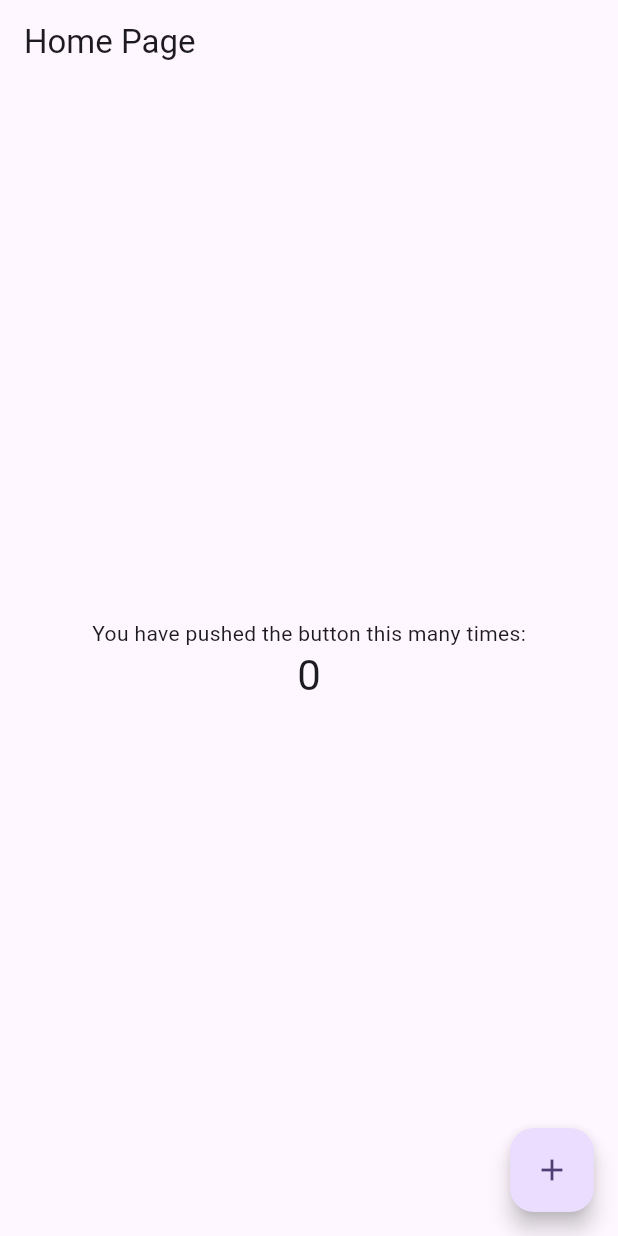
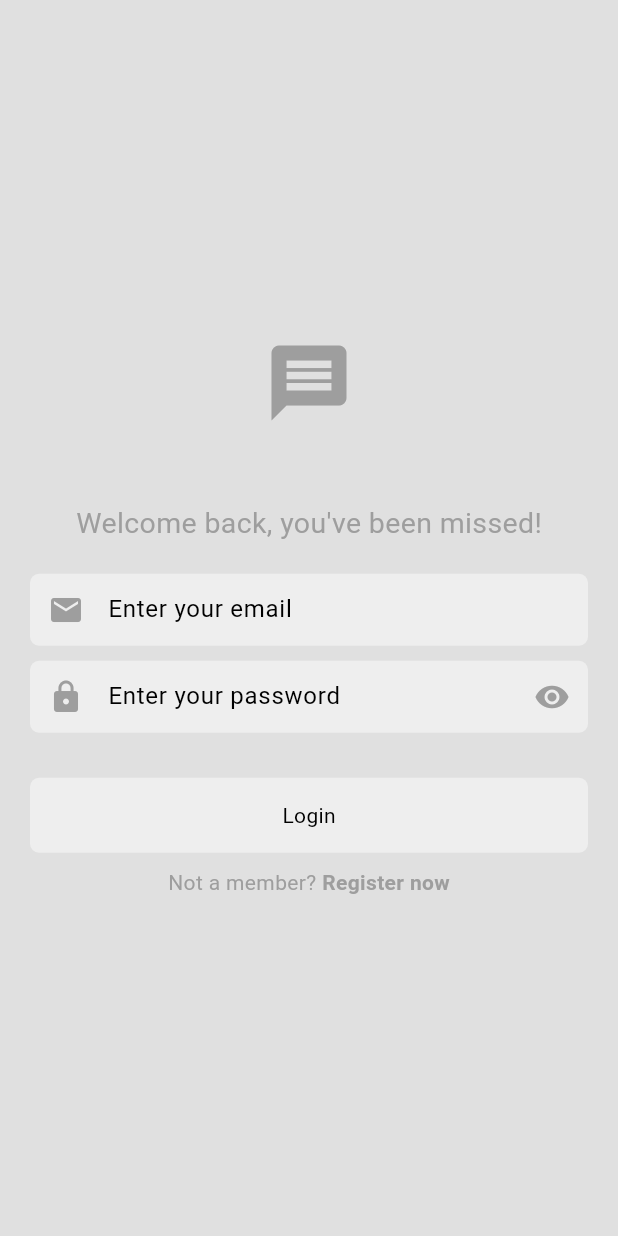
Before and after one commit to Jahid01234/Chat-App, a Flutter app: the screen it shows after launch, on a phone screen of 412 x 824 dp. Run offline on Flutter 3.47's test engine with Material 3 defaults, Android fonts, the phone set to English and light mode, and no system bars; our stand-ins replace firebase_core, page_transition; accounts and stored records are empty.

Commit message:
- add login page

```diff
--- a/lib/app.dart
+++ b/lib/app.dart
@@ -1,4 +1,5 @@
-import 'package:chat_app/pages/home_page.dart';
+import 'package:chat_app/presentation/pages/login_page.dart';
+import 'package:chat_app/resources/themes/light_mode.dart';
 import 'package:flutter/material.dart';
 
 class ChatApp extends StatelessWidget {
@@ -8,13 +9,10 @@ class ChatApp extends StatelessWidget {
   @override
   Widget build(BuildContext context) {
     return MaterialApp(
-      title: 'Flutter Demo',
+      title: 'Chat App',
       debugShowCheckedModeBanner: false,
-      theme: ThemeData(
-        colorScheme: ColorScheme.fromSeed(seedColor: Colors.deepPurple),
-        useMaterial3: true,
-      ),
-      home: const HomePage(),
+      theme: lightMode,
+      home: const LoginPage(),
     );
   }
 }
--- a/lib/pages/home_page.dart
+++ /dev/null
@@ -1,46 +0,0 @@
-import 'package:flutter/material.dart';
-
-class HomePage extends StatefulWidget {
-  const HomePage({super.key});
-
-  @override
-  State<HomePage> createState() => _HomePageState();
-}
-
-class _HomePageState extends State<HomePage> {
-  int _counter = 0;
-
-  void _incrementCounter() {
-    setState(() {
-      _counter++;
-    });
-  }
-
-  @override
-  Widget build(BuildContext context) {
-    return Scaffold(
-      appBar: AppBar(
-        title: const Text("Home Page"),
-      ),
-      body: Center(
-        child: Column(
-          mainAxisAlignment: MainAxisAlignment.center,
-          children: <Widget>[
-            const Text(
-              'You have pushed the button this many times:',
-            ),
-            Text(
-              '$_counter',
-              style: Theme.of(context).textTheme.headlineMedium,
-            ),
-          ],
-        ),
-      ),
-      floatingActionButton: FloatingActionButton(
-        onPressed: _incrementCounter,
-        tooltip: 'Increment',
-        child: const Icon(Icons.add),
-      ), // This trailing comma makes auto-formatting nicer for build methods.
-    );
-  }
-}
--- /dev/null
+++ b/lib/presentation/pages/login_page.dart
@@ -0,0 +1,130 @@
+import 'package:chat_app/presentation/widgets/custom_button.dart';
+import 'package:chat_app/presentation/widgets/custom_text_form_field.dart';
+import 'package:flutter/material.dart';
+import 'package:page_transition/page_transition.dart';
+
+class LoginPage extends StatefulWidget {
+  const LoginPage({super.key});
+
+  @override
+  State<LoginPage> createState() => _LoginPageState();
+}
+
+class _LoginPageState extends State<LoginPage> {
+
+  final TextEditingController _passwordController = TextEditingController();
+  final TextEditingController _emailController = TextEditingController();
+  final GlobalKey<FormState> _formKey = GlobalKey<FormState>();
+  bool _obscureText = true;
+
+  @override
+  Widget build(BuildContext context) {
+    return Scaffold(
+      backgroundColor: Theme.of(context).colorScheme.background,
+      body:  Center(
+        child: Column(
+          mainAxisAlignment: MainAxisAlignment.center,
+          children: [
+            // Logo
+            Icon(
+                Icons.message,
+                color: Theme.of(context).colorScheme.primary,
+                size: 60,
+            ),
+            const SizedBox(height: 50),
+
+            // Welcome back message
+            Text(
+              "Welcome back, you've been missed!",
+               style: TextStyle(
+                 color: Theme.of(context).colorScheme.primary,
+                 fontSize: 19,
+               ),
+            ),
+            const SizedBox(height: 20),
+
+            // Email textFormField
+            CustomTextFormField(
+              controller: _emailController,
+              validator: (String? value) {
+                if (value == null || value.isEmpty) {
+                  return 'Please enter your email';
+                }
+                else if (!RegExp(r'^[\w-]+(\.[\w-]+)*@([\w-]+\.)+[a-zA-Z]{2,7}$').hasMatch(value)) {
+                  return 'Please enter a valid email address';
+                }
+                return null;
+              },
+              keyboardType: TextInputType.emailAddress,
+              hintText: "Enter your email",
+              prefixIcon: Icons.email,
+            ),
+            const SizedBox(height: 10),
+
+            // Password textFormField
+            CustomTextFormField(
+              obscureText: _obscureText,
+              controller: _passwordController,
+              validator: (String? value){
+                if(value==null || value.isEmpty){
+                  return "Please enter password";
+                }
+                else if(value.length<=8){
+                  return " please enter 8 character";
+                }
+                return null;
+              },
+              keyboardType: TextInputType.visiblePassword,
+              hintText: "Enter your password",
+              prefixIcon: Icons.lock,
+              suffixIcon: IconButton(
+                onPressed: (){
+                  _obscureText = !_obscureText;
+                  setState(() {});
+                },
+                icon: Icon( _obscureText
+                    ? Icons.visibility
+                    : Icons.visibility_off,
+                  color: Theme.of(context).colorScheme.primary,
+                ),
+              ) ,
+            ),
+            const SizedBox(height: 30),
+
+            // Login button
+            CustomElevatedButton(
+              title: "Login",
+              onTap: (){},
+            ),
+            const SizedBox(height: 10),
+
+            // Register now
+            Row(
+              mainAxisAlignment: MainAxisAlignment.center,
+              children: [
+                Text("Not a member? ",
+                  style: TextStyle(
+                      color: Theme.of(context).colorScheme.primary,
+                  ),
+                ),
+                Text("Register now",
+                  style: TextStyle(
+                    color: Theme.of(context).colorScheme.primary,
+                    fontWeight: FontWeight.bold
+                  ),
+                ),
+              ],
+            ),
+          ],
+        ),
+      ),
+    );
+  }
+
+  @override
+  void dispose() {
+    _emailController.dispose();
+    _passwordController.dispose();
+    super.dispose();
+  }
+}
--- /dev/null
+++ b/lib/presentation/widgets/custom_button.dart
@@ -0,0 +1,30 @@
+import 'package:flutter/material.dart';
+
+class CustomElevatedButton extends StatelessWidget {
+  final String title;
+  final void Function()? onTap;
+
+  const CustomElevatedButton({
+    super.key,
+    required this.title,
+    required this.onTap,
+  });
+
+  @override
+  Widget build(BuildContext context) {
+    return GestureDetector(
+      onTap: onTap,
+      child: Container(
+        padding: const EdgeInsets.all(15),
+        margin: const EdgeInsets.symmetric(horizontal: 20),
+        decoration: BoxDecoration(
+          color: Theme.of(context).colorScheme.secondary,
+          borderRadius: BorderRadius.circular(6),
+        ),
+        child: Center(
+          child: Text(title),
+        ),
+      ),
+    );
+  }
+}
--- /dev/null
+++ b/lib/presentation/widgets/custom_text_form_field.dart
@@ -0,0 +1,53 @@
+import 'package:flutter/material.dart';
+
+class CustomTextFormField extends StatelessWidget {
+  final IconData prefixIcon;
+  final Widget? suffixIcon;
+  final bool? obscureText;
+  final TextInputType keyboardType;
+  final String? Function(String?) validator;
+  final String hintText;
+  final TextEditingController controller;
+
+  const CustomTextFormField({
+    super.key,
+    this.obscureText,
+    this.suffixIcon,
+    required this.controller,
+    required this.validator,
+    required this.keyboardType,
+    required this.hintText,
+    required this.prefixIcon,
+  });
+
+  @override
+  Widget build(BuildContext context) {
+    return Padding(
+      padding: const EdgeInsets.symmetric(horizontal: 20),
+      child: TextFormField(
+        controller: controller,
+        validator: validator,
+        obscureText: obscureText ?? false,
+        keyboardType: keyboardType,
+        autovalidateMode: AutovalidateMode.onUserInteraction,
+        cursorColor: Colors.grey,
+        textAlign: TextAlign.start,
+        decoration: InputDecoration(
+          contentPadding: EdgeInsets.zero,
+          border: OutlineInputBorder(
+            borderRadius: BorderRadius.circular(6),
+            borderSide: BorderSide.none,
+          ),
+          filled: true,
+          fillColor: Theme.of(context).colorScheme.secondary,
+          hintText: hintText,
+          prefixIcon: Icon(
+            prefixIcon,
+            color: Theme.of(context).colorScheme.primary,
+          ),
+          suffixIcon: suffixIcon,
+        ),
+      ),
+    );
+  }
+}
--- /dev/null
+++ b/lib/resources/themes/light_mode.dart
@@ -0,0 +1,11 @@
+import 'package:flutter/material.dart';
+
+ThemeData lightMode = ThemeData(
+  colorScheme: ColorScheme.light(
+    background: Colors.grey.shade300,
+    primary: Colors.grey.shade500,
+    secondary: Colors.grey.shade200,
+    tertiary: Colors.white,
+    inversePrimary: Colors.grey.shade900,
+  ),
+);
--- a/pubspec.yaml
+++ b/pubspec.yaml
@@ -40,6 +40,8 @@ dependencies:
   firebase_messaging: ^15.1.0
   cloud_firestore: ^5.4.0
   provider: ^6.1.2
+  page_transition: ^2.1.0
+
 
 dev_dependencies:
   flutter_test:
```
Also changed, not shown: pubspec.lock, 1 other file.
